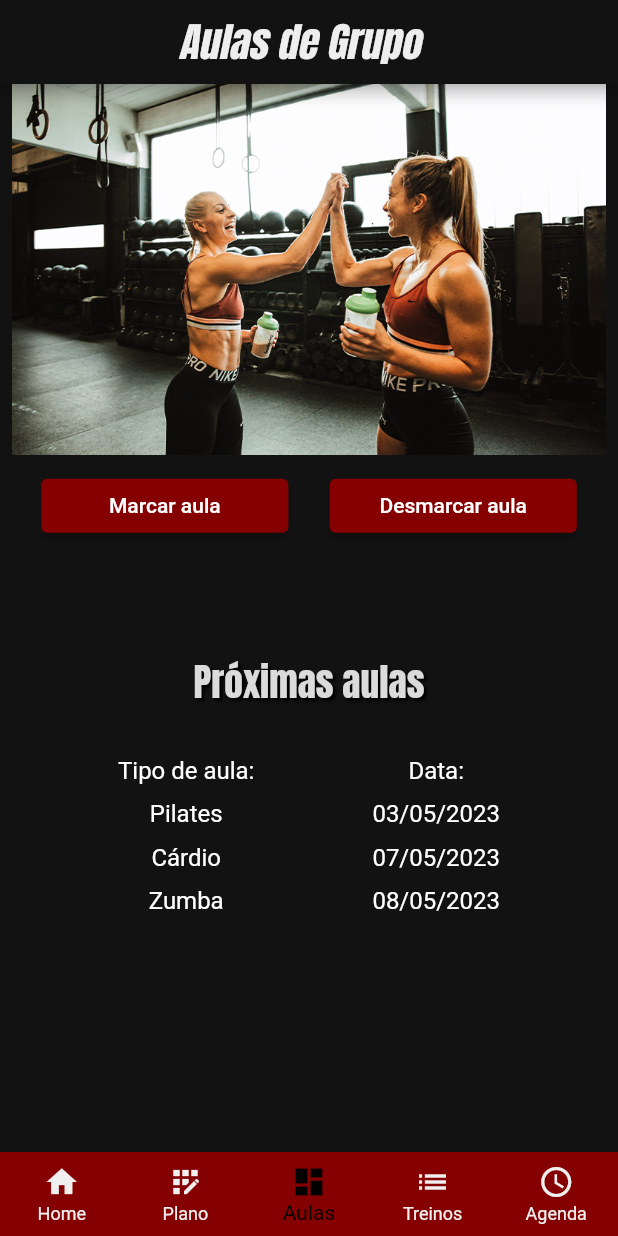
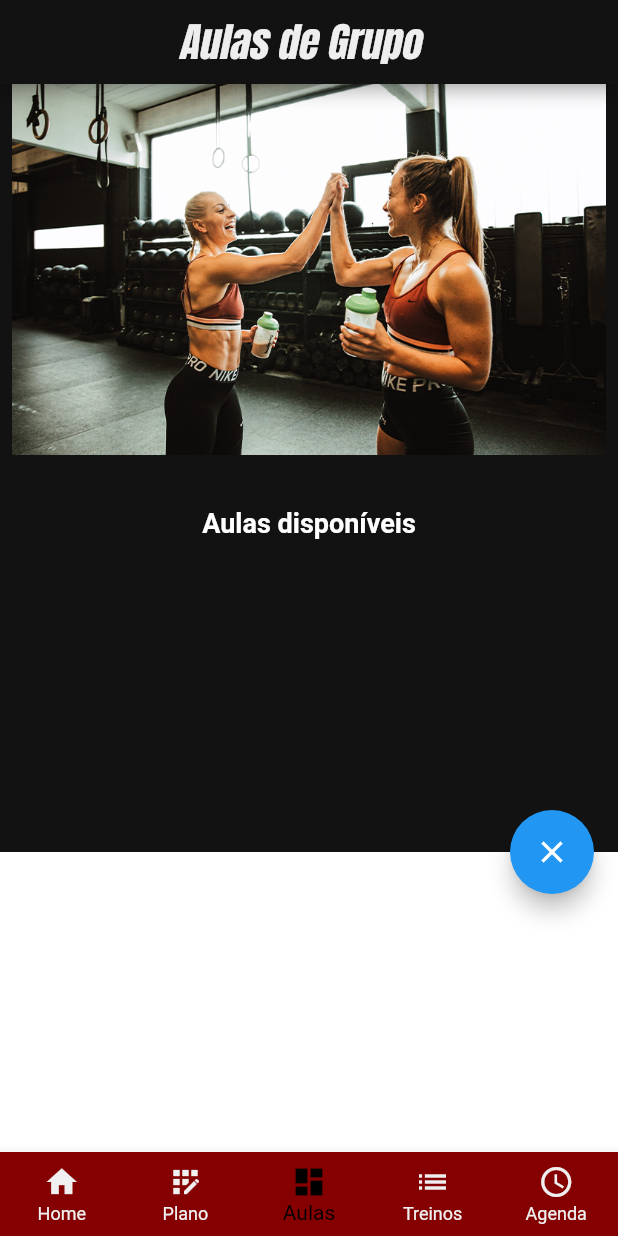
Before and after one commit to DEISI-ULHT-TFC-2022-23/TFC-DEISI280-EthicalFitness, a Flutter app: the screen it shows once a user with an empty profile is signed in, item 3 of the bottom bar chosen, after a tap on "Marcar aula", on a phone screen of 412 x 824 dp. Run offline on Flutter 3.47's test engine with Material 2 defaults, Android fonts, the light colour scheme and no system bars; our stand-ins replace cloud_firestore, firebase_auth, firebase_core, google_fonts, syncfusion_flutter_calendar, video_player; missing offline and left inert: syncfusion_flutter_core; accounts and stored records are empty.

Commit message:
BackUp 8

```diff
--- /dev/null
+++ b/lib/aula.dart
@@ -0,0 +1,29 @@
+import 'package:cloud_firestore/cloud_firestore.dart';
+
+class Aula {
+  String id;
+  final String tipo;
+  final DateTime data;
+  final bool isMarcada;
+
+  Aula({
+    this.id = '',
+    required this.tipo,
+    required this.data,
+    this.isMarcada = false,
+  });
+
+  Map<String, dynamic> toJson() => {
+        'id': id,
+        'tipo': tipo,
+        'data': data,
+        'isMarcada': isMarcada,
+      };
+
+  static Aula fromJson(Map<String, dynamic> json) => Aula(
+        id: json['id'] ?? '',
+        tipo: json['tipo'],
+        data: (json['data'] as Timestamp).toDate(),
+        isMarcada: json['isMarcada'],
+      );
+}
--- a/lib/groupClassesPage.dart
+++ b/lib/groupClassesPage.dart
@@ -1,8 +1,52 @@
+import 'package:ethicalfitness_2/aula.dart';
 import 'package:flutter/material.dart';
 import 'package:google_fonts/google_fonts.dart';
+import 'package:cloud_firestore/cloud_firestore.dart';
+import 'package:firebase_core/firebase_core.dart';
+import 'package:intl/intl.dart';
+import 'popup_content.dart';
 
-class GroupClassesPage extends StatelessWidget {
+enum PopupMode {
+  mark,
+  unmark,
+}
+
+class GroupClassesPage extends StatefulWidget {
+  static const String title = 'Setup Firebase';
+
   const GroupClassesPage({Key? key}) : super(key: key);
+
+  @override
+  _GroupClassesPageState createState() => _GroupClassesPageState();
+}
+
+class _GroupClassesPageState extends State<GroupClassesPage> {
+//  Stream<List<User>> readUsers() => FirebaseFirestore.instance
+//      .collection('aulas')
+//      .snapshots()
+//      .map((snapshot) =>
+//          snapshot.docs.map((doc) => User.fromJson(doc.data())).toList());
+
+  Stream<List<Aula>> readUsers() => FirebaseFirestore.instance
+      .collection('aulas')
+      .snapshots()
+      .map((snapshot) => snapshot.docs
+          .map((doc) => Aula.fromJson(doc.data())..id = doc.id)
+          .toList());
+
+  PopupMode? _popupMode;
+
+  void _handleMarkAulaClick() {
+    setState(() {
+      _popupMode = PopupMode.mark;
+    });
+  }
+
+  void _handleUnmarkAulaClick() {
+    setState(() {
+      _popupMode = PopupMode.unmark;
+    });
+  }
 
   @override
   Widget build(BuildContext context) {
@@ -25,7 +69,9 @@ class GroupClassesPage extends StatelessWidget {
         centerTitle: true,
       ),
       backgroundColor: const Color.fromARGB(255, 18, 18, 18),
-      body: Column(
+      body: Center(
+        child: Column(
+          mainAxisAlignment: MainAxisAlignment.center,
           children: [
             SizedBox(
               height: MediaQuery.of(context).size.height * 0.3,
@@ -33,16 +79,47 @@ class GroupClassesPage extends StatelessWidget {
                 image: AssetImage('images/aulasGrupo.jpg'),
               ),
             ),
-          const SizedBox(height: 10),
+            const SizedBox(height: 35),
+            const Text(
+              'Aulas disponíveis',
+              style: TextStyle(
+                color: Colors.white,
+                fontSize: 18,
+                fontWeight: FontWeight.bold,
+              ),
+            ),
+            const SizedBox(height: 20),
+            Expanded(
+              child: StreamBuilder<List<Aula>>(
+                stream: readUsers(),
+                builder: (context, snapshot) {
+                  if (snapshot.hasError) {
+                    return Text(
+                      'Não tem dados! ${snapshot.error}',
+                      style: const TextStyle(
+                        color: Colors.white,
+                      ),
+                    );
+                  } else if (snapshot.hasData) {
+                    final users = snapshot.data!;
+
+                    return ListView(
+                      children: users.map(buildUser).toList(),
+                    );
+                  } else {
+                    return const Center(child: CircularProgressIndicator());
+                  }
+                },
+              ),
+            ),
+            const SizedBox(height: 25),
             Row(
               mainAxisAlignment: MainAxisAlignment.spaceEvenly,
               children: [
                 SizedBox(
                   width: MediaQuery.of(context).size.width * 0.4,
                   child: ElevatedButton(
-                  onPressed: () {
-                    // TODO: Implement schedule classes functionality
-                  },
+                    onPressed: _handleMarkAulaClick,
                     style: ElevatedButton.styleFrom(
                       backgroundColor: const Color.fromARGB(255, 133, 0, 0),
                     ),
@@ -52,9 +129,7 @@ class GroupClassesPage extends StatelessWidget {
                 SizedBox(
                   width: MediaQuery.of(context).size.width * 0.4,
                   child: ElevatedButton(
-                  onPressed: () {
-                    // TODO: Implement cancel classes functionality
-                  },
+                    onPressed: _handleUnmarkAulaClick,
                     style: ElevatedButton.styleFrom(
                       backgroundColor: const Color.fromARGB(255, 133, 0, 0),
                     ),
@@ -63,104 +138,47 @@ class GroupClassesPage extends StatelessWidget {
                 ),
               ],
             ),
-          const SizedBox(height: 75),
-          Text(
-            'Próximas aulas',
-            style: GoogleFonts.anton(
-              textStyle: const TextStyle(
-                fontSize: 25,
-                color: Color.fromARGB(255, 219, 219, 219),
-                shadows: [
-                  Shadow(
-                    color: Colors.black,
-                    blurRadius: 2,
-                    offset: Offset(2, 2),
-                  )
           ],
         ),
       ),
-            textAlign: TextAlign.center,
-          ),
-          const SizedBox(height: 30),
-          Row(
-            mainAxisAlignment: MainAxisAlignment.spaceEvenly,
-            children: [
-              Column(
-                mainAxisAlignment: MainAxisAlignment.center,
-                children: const [
-                  Text(
-                    'Tipo de aula:',
-                    style: TextStyle(
-                      color: Colors.white,
-                      fontSize: 16,
+      floatingActionButton: Visibility(
+        visible: _popupMode != null,
+        child: FloatingActionButton(
+          onPressed: () {
+            setState(() {
+              _popupMode = null;
+            });
+          },
+          child: const Icon(Icons.close),
         ),
       ),
-                  SizedBox(height: 10),
-                  Text(
-                    'Pilates',
-                    style: TextStyle(
-                      color: Colors.white,
-                      fontSize: 16,
-                    ),
-                  ),
-                  SizedBox(height: 10),
-                  Text(
-                    'Cárdio',
-                    style: TextStyle(
-                      color: Colors.white,
-                      fontSize: 16,
-                    ),
-                  ),
-                  SizedBox(height: 10),
-                  Text(
-                    'Zumba',
-                    style: TextStyle(
-                      color: Colors.white,
-                      fontSize: 16,
-                    ),
-                  ),
-                ],
-              ),
-              Column(
-                mainAxisAlignment: MainAxisAlignment.center,
-                children: const [
-                  Text(
-                    'Data:',
-                    style: TextStyle(
-                      color: Colors.white,
-                      fontSize: 16,
-                    ),
-                  ),
-                  SizedBox(height: 10),
-                  Text(
-                    '03/05/2023',
-                    style: TextStyle(
-                      color: Colors.white,
-                      fontSize: 16,
-                    ),
-                  ),
-                  SizedBox(height: 10),
-                  Text(
-                    '07/05/2023',
-                    style: TextStyle(
-                      color: Colors.white,
-                      fontSize: 16,
-                    ),
-                  ),
-                  SizedBox(height: 10),
-                  Text(
-                    '08/05/2023',
-                    style: TextStyle(
-                      color: Colors.white,
-                      fontSize: 16,
-                    ),
-                  ),
-                ],
-              ),
-            ],
-          ),
-        ],
-      ),
+      bottomSheet: _buildPopupContent(),
     );
   }
+
+  Widget buildUser(Aula user) => ListTile(
+        leading: CircleAvatar(
+          backgroundColor: const Color.fromARGB(255, 0, 60, 145),
+          child: Text(DateFormat('dd').format(user.data)),
+        ),
+        title: Text(
+          user.tipo,
+          style: const TextStyle(color: Colors.white),
+        ),
+        subtitle: Text(
+          DateFormat('HH:mm').format(user.data),
+          style: const TextStyle(color: Colors.white),
+        ),
+        trailing: user.isMarcada ? Icon(Icons.check) : Icon(Icons.close),
+      );
+
+  Widget _buildPopupContent() {
+    if (_popupMode == PopupMode.mark) {
+      return MarkAulaPopupContent();
+    } else if (_popupMode == PopupMode.unmark) {
+      return UnmarkAulaPopupContent();
+    } else {
+      return const SizedBox.shrink();
     }
+  }
+}
--- /dev/null
+++ b/lib/popup_content.dart
@@ -0,0 +1,105 @@
+import 'package:ethicalfitness_2/aula.dart';
+import 'package:flutter/material.dart';
+import 'package:cloud_firestore/cloud_firestore.dart';
+
+class MarkAulaPopupContent extends StatelessWidget {
+  @override
+  Widget build(BuildContext context) {
+    return Container(
+      height: 200,
+      color: Colors.white,
+      child: StreamBuilder<List<Aula>>(
+        stream: FirebaseFirestore.instance.collection('aulas').snapshots().map(
+              (snapshot) => snapshot.docs
+                  .map((doc) => Aula.fromJson(doc.data()))
+                  .toList(),
+            ),
+        builder: (context, snapshot) {
+          if (snapshot.hasData) {
+            final aulas = snapshot.data!;
+            return ListView.builder(
+              itemCount: aulas.length,
+              itemBuilder: (context, index) {
+                final aula = aulas[index];
+                return ListTile(
+                  title: Text(aula.tipo),
+                  subtitle: Text(aula.data.toString()),
+                  onTap: () {
+                    if (aula.isMarcada) {
+                      // Aula já está marcada, então desmarca
+                      FirebaseFirestore.instance
+                          .collection('aulas')
+                          .doc(aula.id)
+                          .update({'isMarcada': false});
+                    } else {
+                      // Aula não está marcada, então marca
+                      FirebaseFirestore.instance
+                          .collection('aulas')
+                          .doc(aula.id)
+                          .update({'isMarcada': true});
+                    }
+                  },
+                );
+              },
+            );
+          } else if (snapshot.hasError) {
+            return Text('Erro ao carregar as aulas: ${snapshot.error}');
+          } else {
+            return const Center(child: CircularProgressIndicator());
+          }
+        },
+      ),
+    );
+  }
+}
+
+class UnmarkAulaPopupContent extends StatelessWidget {
+  @override
+  Widget build(BuildContext context) {
+    return Container(
+      height: 200,
+      color: Colors.white,
+      child: StreamBuilder<List<Aula>>(
+        stream: FirebaseFirestore.instance.collection('aulas').snapshots().map(
+              (snapshot) => snapshot.docs
+                  .map((doc) => Aula.fromJson(doc.data()))
+                  .toList(),
+            ),
+        builder: (context, snapshot) {
+          if (snapshot.hasData) {
+            final aulas = snapshot.data!;
+            return ListView.builder(
+              itemCount: aulas.length,
+              itemBuilder: (context, index) {
+                final aula = aulas[index];
+                return ListTile(
+                  title: Text(aula.tipo),
+                  subtitle: Text(aula.data.toString()),
+                  onTap: () {
+                    if (aula.isMarcada) {
+                      // Aula já está marcada, então desmarca
+                      FirebaseFirestore.instance
+                          .collection('aulas')
+                          .doc(aula.id)
+                          .update({'isMarcada': false});
+                    } else {
+                      // Aula não está marcada, então marca
+                      FirebaseFirestore.instance
+                          .collection('aulas')
+                          .doc(aula.id)
+                          .update({'isMarcada': true});
+                    }
+                  },
+                );
+              },
+            );
+          } else if (snapshot.hasError) {
+            return Text('Erro ao carregar as aulas: ${snapshot.error}');
+          } else {
+            return const Center(child: CircularProgressIndicator());
+          }
+        },
+      ),
+    );
+  }
+}
--- a/pubspec.yaml
+++ b/pubspec.yaml
@@ -46,6 +46,11 @@ dependencies:
   google_fonts: ^4.0.3
 
   firebase_core: ^2.10.0
+
+  cloud_firestore: ^4.8.1
+
+  fluttertoast: ^8.0.8
+
 
   flutter:
     sdk: flutter
```
Also changed, not shown: pubspec.lock, 5 other files. Lines whose indentation alone changed are shown as unchanged.
